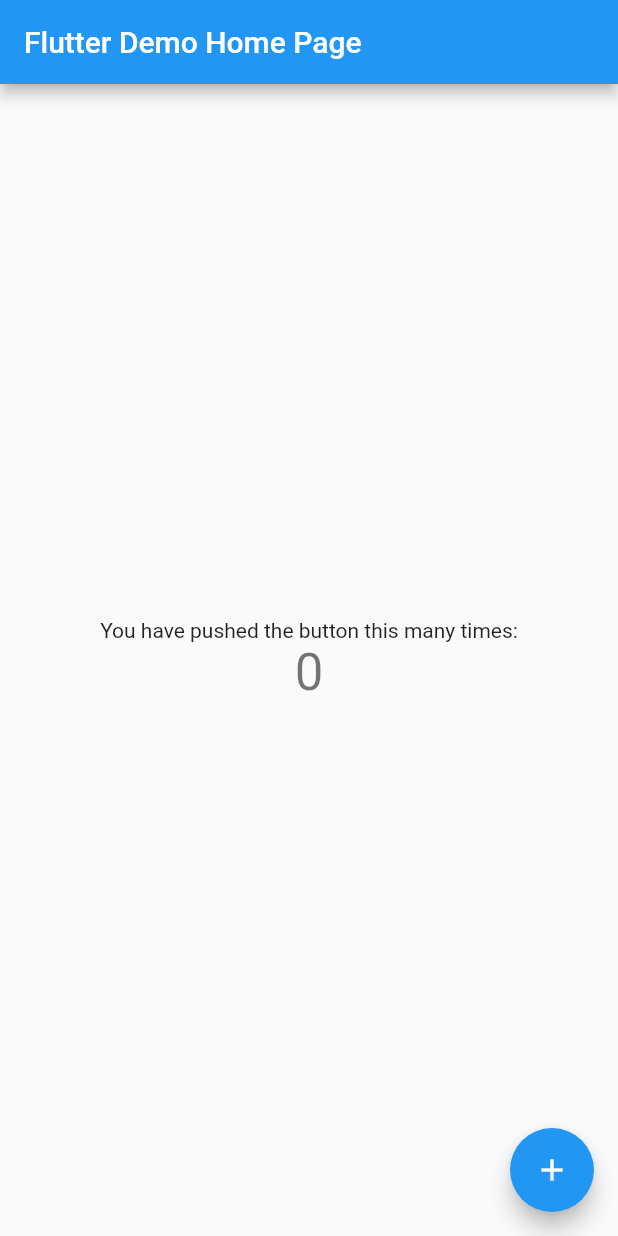
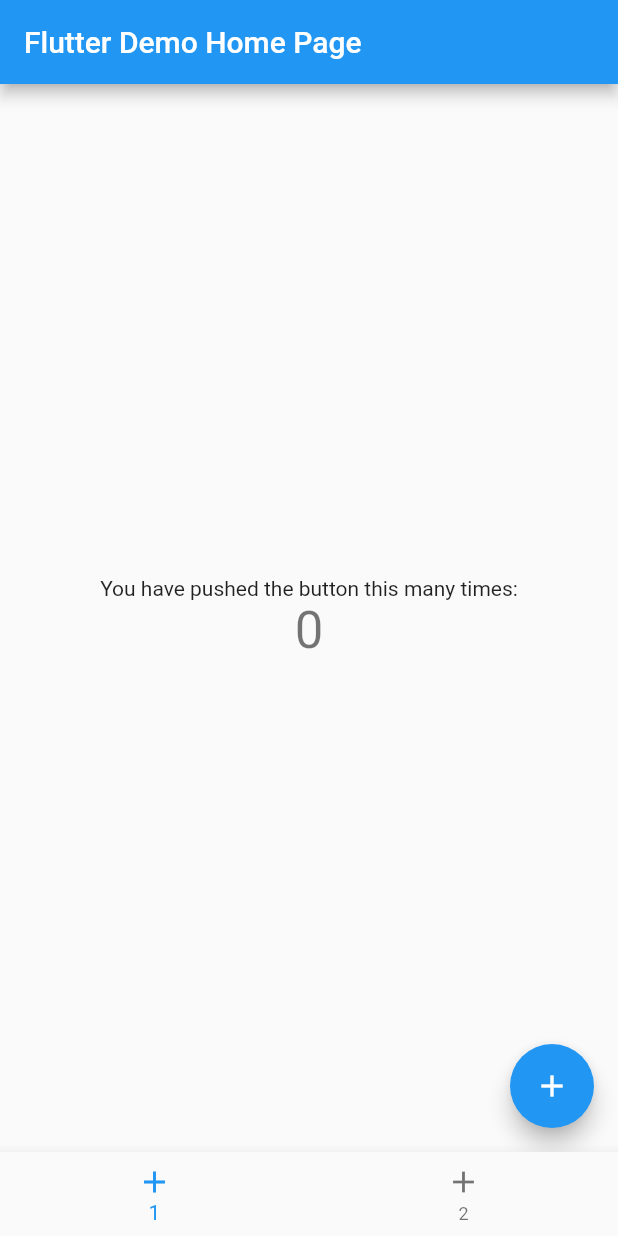
Before and after one commit to zonble/simple_admob, a Flutter app: the screen it shows after launch, on a phone screen of 412 x 824 dp. Run offline on Flutter 3.47's test engine with Material 2 defaults, Android fonts, the phone set to English and light mode, and no system bars; missing offline and left inert: firebase_admob; accounts and stored records are empty.

Commit message:
Adds a banner above the bottom navigation bar.

```diff
--- a/lib/main.dart
+++ b/lib/main.dart
@@ -34,7 +34,8 @@ class _MyHomePageState extends State<MyHomePage> {
   int _counter = 0;
 
   var myInterstitial;
-  var myBanner;
+  var myBanner1;
+  var myBanner2;
 
   @override
   void initState() {
@@ -49,7 +50,7 @@ class _MyHomePageState extends State<MyHomePage> {
       testDevices: <String>[], // Android emulators are considered test devices
     );
 
-    myBanner = BannerAd(
+    myBanner1 = BannerAd(
       adUnitId: BannerAd.testAdUnitId,
       size: AdSize.smartBanner,
       targetingInfo: targetingInfo,
@@ -58,16 +59,25 @@ class _MyHomePageState extends State<MyHomePage> {
       },
     );
 
-    myInterstitial = InterstitialAd(
-      // Replace the testAdUnitId with an ad unit id from the AdMob dash.
-      // https://developers.google.com/admob/android/test-ads
-      // https://developers.google.com/admob/ios/test-ads
-      adUnitId: InterstitialAd.testAdUnitId,
+    myBanner2 = BannerAd(
+      adUnitId: BannerAd.testAdUnitId,
+      size: AdSize.smartBanner,
       targetingInfo: targetingInfo,
       listener: (MobileAdEvent event) {
-        print("InterstitialAd event is $event");
+        print("BannerAd event is $event");
       },
     );
+
+//    myInterstitial = InterstitialAd(
+//      // Replace the testAdUnitId with an ad unit id from the AdMob dash.
+//      // https://developers.google.com/admob/android/test-ads
+//      // https://developers.google.com/admob/ios/test-ads
+//      adUnitId: InterstitialAd.testAdUnitId,
+//      targetingInfo: targetingInfo,
+//      listener: (MobileAdEvent event) {
+//        print("InterstitialAd event is $event");
+//      },
+//    );
   }
 
   void _incrementCounter() {
@@ -95,32 +105,49 @@ class _MyHomePageState extends State<MyHomePage> {
          * of the admob view.
          */
         var offset = MediaQuery.of(context).size.height - constraint.maxHeight;
-        myBanner
+        myBanner1
           ..load()
           ..show(
             anchorOffset: offset,
             anchorType: AnchorType.top,
           );
-        myInterstitial
+//        myInterstitial
+//          ..load()
+//          ..show(
+//            anchorType: AnchorType.bottom,
+//            anchorOffset: 0.0,
+//          );
+
+        return Column(
+          children: <Widget>[
+            Expanded(child: LayoutBuilder(builder: (context, constraint2) {
+              var offset2 = constraint.maxHeight - constraint2.maxHeight;
+              myBanner2
                 ..load()
                 ..show(
+                  anchorOffset: offset2,
                   anchorType: AnchorType.bottom,
-            anchorOffset: 0.0,
                 );
 
               return buildCenter(context);
+            })),
+            BottomNavigationBar(
+              items: [
+                BottomNavigationBarItem(
+                    icon: Icon(Icons.add), title: Text('1')),
+                BottomNavigationBarItem(icon: Icon(Icons.add), title: Text('2'))
+              ],
+            ),
+          ],
+        );
       }),
-      floatingActionButton: FloatingActionButton(
-        onPressed: _incrementCounter,
-        tooltip: 'Increment',
-        child: Icon(Icons.add),
-      ), // This trailing comma makes auto-formatting nicer for build methods.
     );
     return scaffold;
   }
 
-  Center buildCenter(BuildContext context) {
-    return Center(
+  Widget buildCenter(BuildContext context) {
+    return Scaffold(
+      body: Center(
         child: Column(
           mainAxisAlignment: MainAxisAlignment.center,
           children: <Widget>[
@@ -133,6 +160,12 @@ class _MyHomePageState extends State<MyHomePage> {
             ),
           ],
         ),
+      ),
+      floatingActionButton: FloatingActionButton(
+        onPressed: _incrementCounter,
+        tooltip: 'Increment',
+        child: Icon(Icons.add),
+      ), // This trailing comma makes auto-formatting nicer for build methods.
     );
   }
 }
```
Lines whose indentation alone changed are shown as unchanged.
